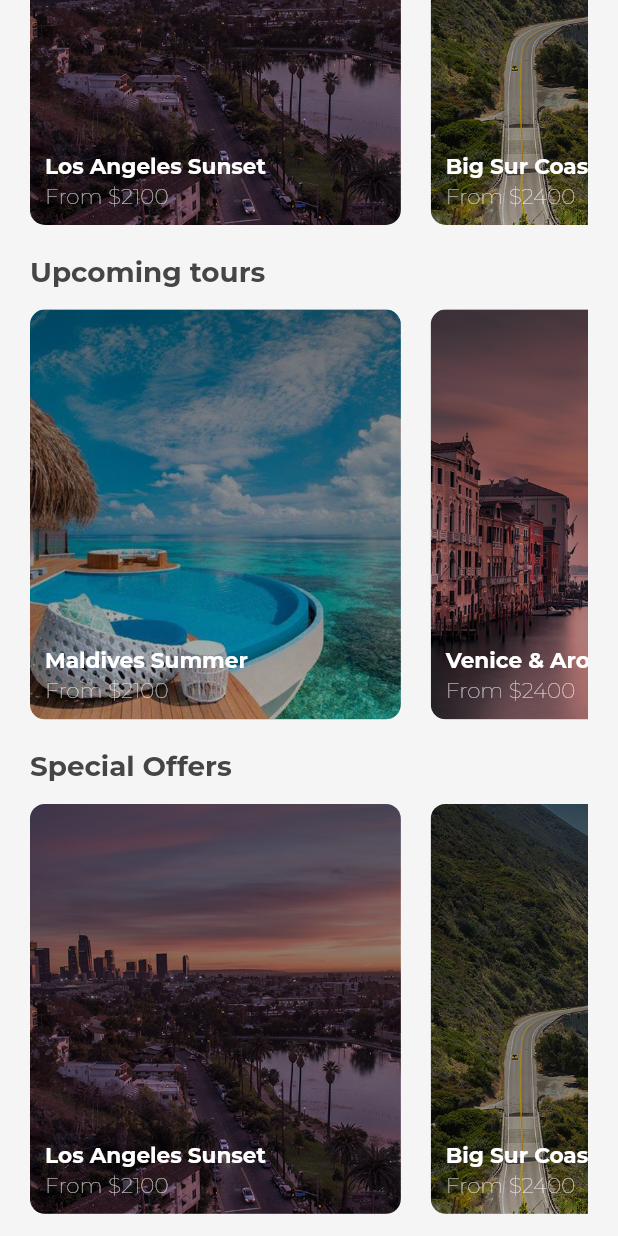
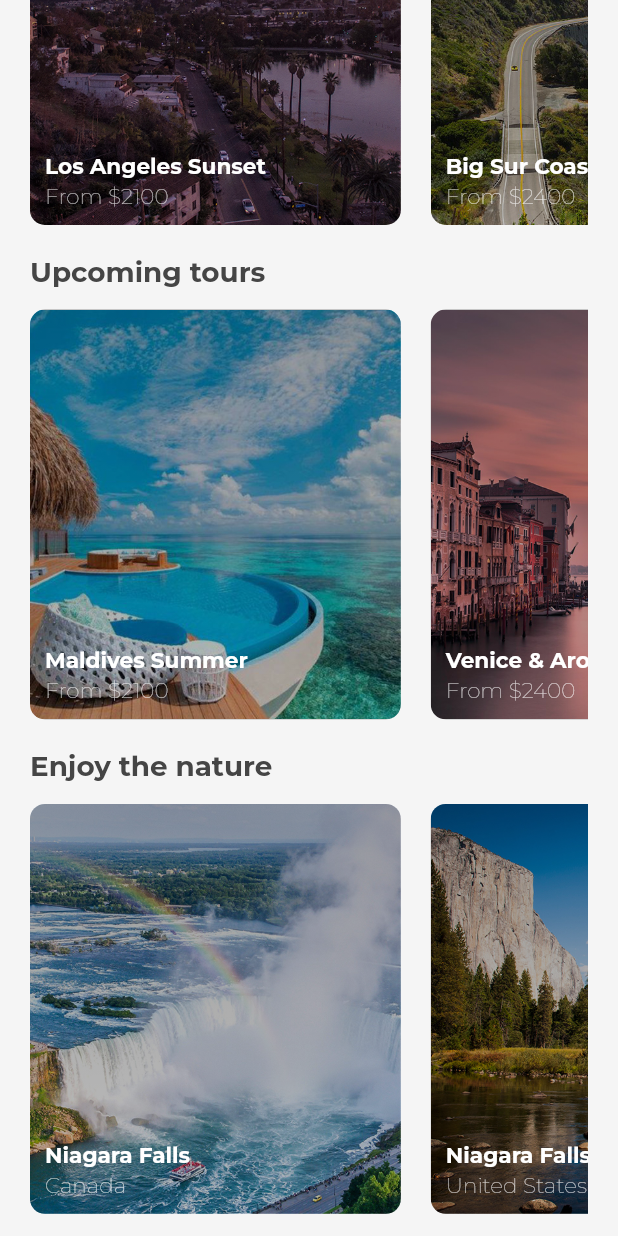
Before and after one commit to MehrdadHosseinNejad74/Travel-App, a Flutter app: the screen it shows after launch, scrolled down 576 dp, on a phone screen of 412 x 824 dp. Run offline on Flutter 3.47's test engine with Material 2 defaults, Android fonts, the phone set to English and light mode, and no system bars; our stand-ins replace google_fonts.

Commit message:
*-Save Label Added *-New Travel Category Added

```diff
--- a/lib/model/detail_model.dart
+++ b/lib/model/detail_model.dart
@@ -2,18 +2,23 @@ class DetailModel {
   final String imageUrl;
   final String description;
   final double price;
+  final String country;
+  final double save;
 
-  const DetailModel({this.imageUrl, this.description, this.price});
+  const DetailModel(
+      {this.save, this.imageUrl, this.description, this.price, this.country});
 }
 
 const List<DetailModel> specialOffers = [
   DetailModel(
       imageUrl: 'assets/images/offers/losangeles.png',
       description: 'Los Angeles Sunset',
+      save: 20,
       price: 2100),
   DetailModel(
       imageUrl: 'assets/images/offers/bigsur.png',
       description: 'Big Sur Coast',
+      save: 10,
       price: 2400)
 ];
 
@@ -28,26 +33,24 @@ const List<DetailModel> upcomingTours = [
       price: 2400)
 ];
 
-//
-//const List<DetailModel> specialOffers = [
-//  DetailModel(
-//      imageUrl: 'assets/images/offers/losangeles.png',
-//      description: 'Los Angeles Sunset',
-//      price: 2100),
-//  DetailModel(
-//      imageUrl: 'assets/images/offers/bigsur.png',
-//      description: 'Big Sur Coast',
-//      price: 2400)
-//];
-//
-//
-//const List<DetailModel> specialOffers = [
-//  DetailModel(
-//      imageUrl: 'assets/images/offers/losangeles.png',
-//      description: 'Los Angeles Sunset',
-//      price: 2100),
-//  DetailModel(
-//      imageUrl: 'assets/images/offers/bigsur.png',
-//      description: 'Big Sur Coast',
-//      price: 2400)
-//];
+const List<DetailModel> nature = [
+  DetailModel(
+      imageUrl: 'assets/images/nature/niagara.png',
+      description: 'Niagara Falls',
+      country: 'Canada'),
+  DetailModel(
+      imageUrl: 'assets/images/nature/nationalpark.png',
+      description: 'Niagara Falls',
+      country: 'United States')
+];
+
+const List<DetailModel> landmarks = [
+  DetailModel(
+      imageUrl: 'assets/images/landmark/eiffel.png',
+      description: 'The Eiffel Tower',
+      country: 'France'),
+  DetailModel(
+      imageUrl: 'assets/images/landmark/liberty.png',
+      description: 'The Statue of Liberty',
+      country: 'United States')
+];
--- /dev/null
+++ b/lib/screen/explore/component/cover_image.dart
@@ -0,0 +1,25 @@
+import 'package:flutter/cupertino.dart';
+import 'package:travel_app/model/detail_model.dart';
+
+class CoverImage extends StatelessWidget {
+  const CoverImage({
+    Key key,
+    @required this.detailModel,
+  }) : super(key: key);
+
+  final DetailModel detailModel;
+
+  @override
+  Widget build(BuildContext context) {
+    return Container(
+      decoration: BoxDecoration(
+          borderRadius: BorderRadius.circular(10),
+          image: DecorationImage(
+            fit: BoxFit.cover,
+            image: AssetImage(
+              detailModel.imageUrl,
+            ),
+          )),
+    );
+  }
+}
--- a/lib/screen/explore/component/dark_gradient.dart
+++ b/lib/screen/explore/component/dark_gradient.dart
@@ -14,7 +14,7 @@ class DarkGradient extends StatelessWidget {
           gradient: LinearGradient(
             begin: Alignment.topCenter,
             end: Alignment.bottomCenter,
-            colors: [Colors.black54, Colors.black26],
+            colors: [Colors.black38, Colors.black26],
           )),
     );
   }
--- /dev/null
+++ b/lib/screen/explore/component/description.dart
@@ -0,0 +1,46 @@
+import 'package:flutter/cupertino.dart';
+import 'package:flutter/material.dart';
+import 'package:travel_app/constant/constant.dart';
+import 'package:travel_app/model/detail_model.dart';
+
+class Description extends StatelessWidget {
+  const Description({
+    Key key,
+    @required this.detailModel,
+  }) : super(key: key);
+
+  final DetailModel detailModel;
+
+  @override
+  Widget build(BuildContext context) {
+    Size size = MediaQuery.of(context).size;
+    return Positioned(
+      bottom: 10,
+      left: 10,
+      child: Column(
+        crossAxisAlignment: CrossAxisAlignment.start,
+        children: [
+          Text(
+            detailModel.description,
+            style: kDefaultTextStyle.copyWith(
+                color: Colors.white,
+                fontWeight: FontWeight.bold,
+                fontSize: size.width * 0.035),
+          ),
+          SizedBox(
+            height: kDefaultPadding / 10,
+          ),
+          Text(
+            detailModel.price != null
+                ? 'From \$' + detailModel.price.toStringAsFixed(0)
+                : detailModel.country,
+            style: kDefaultTextStyle.copyWith(
+                color: Colors.white.withOpacity(0.75),
+                fontWeight: FontWeight.w100,
+                fontSize: size.width * 0.035),
+          )
+        ],
+      ),
+    );
+  }
+}
--- a/lib/screen/explore/component/detail.dart
+++ b/lib/screen/explore/component/detail.dart
@@ -2,8 +2,11 @@ import 'package:flutter/cupertino.dart';
 import 'package:flutter/material.dart';
 import 'package:travel_app/constant/constant.dart';
 import 'package:travel_app/model/detail_model.dart';
+import 'package:travel_app/screen/explore/component/save_label.dart';
 
+import 'cover_image.dart';
 import 'dark_gradient.dart';
+import 'description.dart';
 
 class Details extends StatelessWidget {
   final String header;
@@ -33,9 +36,10 @@ class Details extends StatelessWidget {
           Expanded(
             child: ListView.builder(
               physics: BouncingScrollPhysics(),
+              itemCount: detailModel.length,
+              scrollDirection: Axis.horizontal,
               itemBuilder: (context, index) {
-                return Center(
-                  child: Align(
+                return Align(
                   alignment: Alignment.topCenter,
                   child: Container(
                     margin: EdgeInsets.fromLTRB(0, kDefaultPadding / 1.5,
@@ -44,55 +48,19 @@ class Details extends StatelessWidget {
                     height: size.height * 0.35,
                     child: Stack(
                       children: [
-                          Container(
-                            decoration: BoxDecoration(
-                                borderRadius: BorderRadius.circular(10),
-                                image: DecorationImage(
-                                  fit: BoxFit.cover,
-                                  image: AssetImage(
-                                    detailModel[index].imageUrl,
-                                  ),
-                                )),
-                          ),
+                        CoverImage(detailModel: detailModel[index]),
                         DarkGradient(
                           radius: 10,
                         ),
-                          Positioned(
-                            bottom: 10,
-                            left: 10,
-                            child: Column(
-                              crossAxisAlignment: CrossAxisAlignment.start,
-                              children: [
-                                Text(
-                                  detailModel[index].description,
-                                  style: kDefaultTextStyle.copyWith(
-                                      color: Colors.white,
-                                      fontWeight: FontWeight.bold,
-                                      fontSize: size.width * 0.035),
-                                ),
-                                SizedBox(
-                                  height: kDefaultPadding / 10,
-                                ),
-                                Text(
-                                  'From ' +
-                                      '\$' +
-                                      detailModel[index].price.toStringAsFixed(0),
-                                  style: kDefaultTextStyle.copyWith(
-                                      color: Colors.white.withOpacity(0.75),
-                                      fontWeight: FontWeight.w100,
-                                      fontSize: size.width * 0.035),
-                                )
+                        Description(detailModel: detailModel[index]),
+                        detailModel[index].save != null
+                            ? SaveLabel(detailModel: detailModel[index])
+                            : Container(),
                       ],
-                            ),
-                          )
-                        ],
-                      ),
                     ),
                   ),
                 );
               },
-              itemCount: detailModel.length,
-              scrollDirection: Axis.horizontal,
             ),
           )
         ],
--- /dev/null
+++ b/lib/screen/explore/component/save_label.dart
@@ -0,0 +1,37 @@
+import 'dart:math';
+
+import 'package:flutter/cupertino.dart';
+import 'package:travel_app/constant/constant.dart';
+import 'package:travel_app/model/detail_model.dart';
+
+class SaveLabel extends StatelessWidget {
+  const SaveLabel({
+    Key key,
+    @required this.detailModel,
+  }) : super(key: key);
+
+  final DetailModel detailModel;
+
+  @override
+  Widget build(BuildContext context) {
+    Size size = MediaQuery.of(context).size;
+    return Positioned(
+      top: 0,
+      left: -size.width * 0.060,
+      child: Transform.rotate(
+        angle: (-pi / 4),
+        child: Container(
+          padding: EdgeInsets.only(left: size.width * 0.04),
+          color: Color(0xffEFA500),
+          width: size.width * 0.3,
+          height: 15,
+          child: Text(
+            'Save' + detailModel.save.toStringAsFixed(0) + '%',
+            style: kDefaultTextStyle.copyWith(
+                fontWeight: FontWeight.bold, fontSize: size.width * 0.026),
+          ),
+        ),
+      ),
+    );
+  }
+}
--- a/lib/screen/explore/home_screen.dart
+++ b/lib/screen/explore/home_screen.dart
@@ -50,8 +50,12 @@ class _HomeScreenState extends State<HomeScreen> {
             detailModel: upcomingTours,
           ),
           Details(
-            header: 'Special Offers',
-            detailModel: specialOffers,
+            header: 'Enjoy the nature',
+            detailModel: nature,
+          ) ,
+          Details(
+            header: 'Landmarks to visit',
+            detailModel: landmarks,
           )
         ]),
       ),
--- a/pubspec.yaml
+++ b/pubspec.yaml
@@ -32,3 +32,5 @@ flutter:
     - assets/images/visit/
     - assets/images/offers/
     - assets/images/upcoming/
+    - assets/images/nature/
+    - assets/images/landmark/
```
Also changed, not shown: assets/images/landmark/eiffel.png (added), assets/images/landmark/liberty.png (added), assets/images/nature/nationalpark.png (added), assets/images/nature/niagara.png (added). Lines whose indentation alone changed are shown as unchanged.
